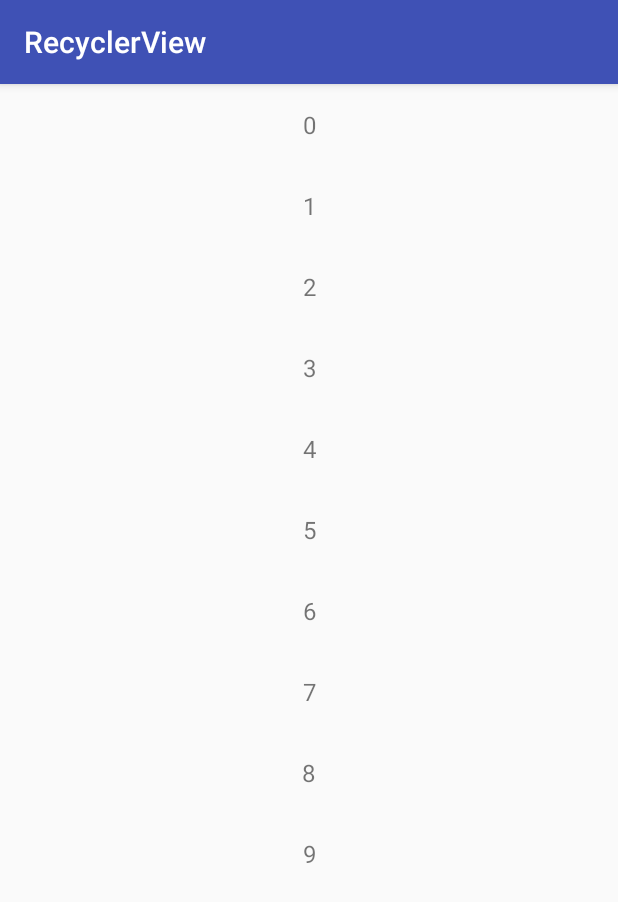
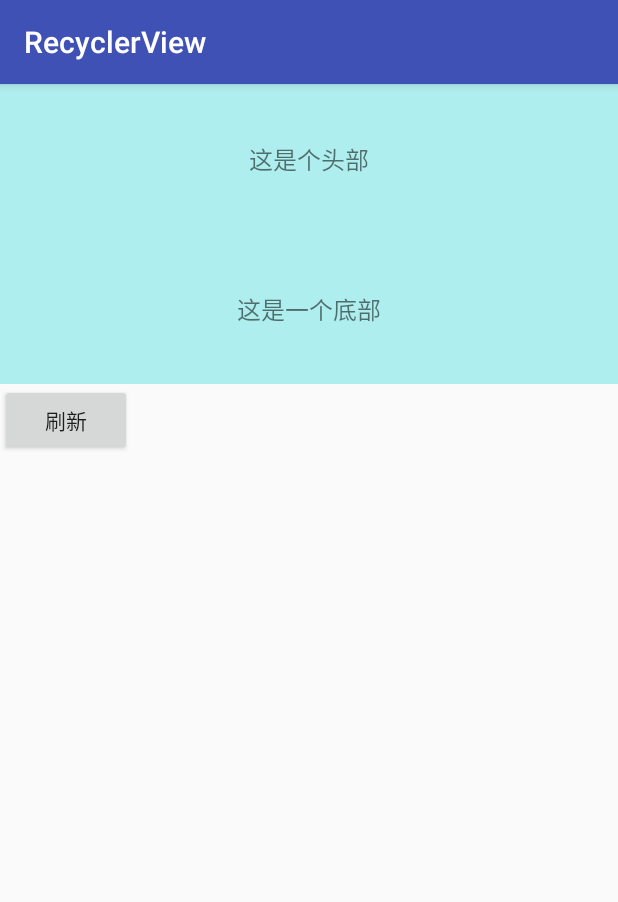
Before and after one commit to 2211785113/BaseRecvAdapter, an Android app: the PageLoad screen opened directly, with no data from a screen before it, on a phone screen of 412 x 824 dp. Shown: the top 902 px of the screen. Run offline under Robolectric (Android 15) with nearby library versions, the phone set to English and light mode, and no system bars.

Commit message:
change：pageload makeup

```diff
--- a/app/src/main/java/com/example/ruru/Fragment/AFragment.java
+++ b/app/src/main/java/com/example/ruru/Fragment/AFragment.java
@@ -18,6 +18,7 @@ import static com.example.ruru.constant.ServeConstant.PAGE_SIZE;
 import static com.example.ruru.constant.ServeConstant.TYPE_A;
 
 /**
+ * 滚动分页加载
  * A simple {@link Fragment} subclass.
  */
 public class AFragment extends Fragment {
--- a/app/src/main/java/com/example/ruru/Fragment/BFragment.java
+++ b/app/src/main/java/com/example/ruru/Fragment/BFragment.java
@@ -18,6 +18,7 @@ import static com.example.ruru.constant.ServeConstant.PAGE_SIZE;
 import static com.example.ruru.constant.ServeConstant.TYPE_B;
 
 /**
+ * 滚动分页加载
  * A simple {@link Fragment} subclass.
  */
 public class BFragment extends Fragment {
--- a/app/src/main/java/com/example/ruru/activity/EmptyItem.java
+++ b/app/src/main/java/com/example/ruru/activity/EmptyItem.java
@@ -36,7 +36,7 @@ public class EmptyItem extends AppCompatActivity {
 
             @Override
             public void bindEmptyData(BaseViewHolder holder, int position) {
-                holder.setText(R.id.tv, "没有更多内容");
+                holder.setText(R.id.tv, "没有数据了");
             }
         };
 
--- a/app/src/main/java/com/example/ruru/activity/PageLoad.java
+++ b/app/src/main/java/com/example/ruru/activity/PageLoad.java
@@ -1,29 +1,43 @@
 package com.example.ruru.activity;
 
+import android.os.Handler;
 import android.support.v7.app.AppCompatActivity;
 import android.os.Bundle;
 import android.support.v7.widget.LinearLayoutManager;
+import android.support.v7.widget.RecyclerView;
+import android.util.Log;
 import android.view.View;
+import android.widget.Button;
 import android.widget.TextView;
 
 import com.example.ruru.R;
 import com.example.ruru.base.BaseRecyclerView;
 import com.example.ruru.data.DataModel;
 import com.example.ruru.library.BaseRecvAdapter;
+import com.example.ruru.library.builder.FootBuilder;
+import com.example.ruru.library.builder.HeadBuilder;
 import com.example.ruru.library.listener.LoadDataListener;
 import com.example.ruru.library.builder.SimpleFootBuilder;
 import com.example.ruru.library.listener.LoadDataStatus;
 import com.example.ruru.library.viewholder.BaseViewHolder;
 
+import java.util.List;
+
 import static com.example.ruru.constant.ServeConstant.PAGE_SIZE;
 import static com.example.ruru.constant.ServeConstant.TYPE_A;
 
-public class PageLoad extends AppCompatActivity {
+/**
+ * 分页自动加载数据
+ */
+public class PageLoad extends AppCompatActivity implements View.OnClickListener {
 
-    private BaseRecyclerView mRecyclerView;
+    //    private BaseRecyclerView mRecyclerView;
+    private RecyclerView mRecyclerView;
     private BaseRecvAdapter<String> adapter;
+
     private int pageNum = 1;
     private int pages = 2;
+    private Button btnRefresh;
 
     @Override
     protected void onCreate(Bundle savedInstanceState) {
@@ -36,6 +50,7 @@ public class PageLoad extends AppCompatActivity {
 
     private void initView() {
         mRecyclerView = findViewById(R.id.recyclerView);
+        btnRefresh = findViewById(R.id.btn_refresh);
     }
 
     private void initData() {
@@ -44,16 +59,98 @@ public class PageLoad extends AppCompatActivity {
         adapter = new BaseRecvAdapter<String>(R.layout.item) {
             @Override
             public void bindData(BaseViewHolder holder, String s) {
+                Log.d("PageLoad", "bindData:s= " + s);
                 holder.<TextView>getView(R.id.tv).setText(s);
             }
         };
 
+        adapter.addHead(new HeadBuilder() {
+            @Override
+            public int getHeadLayoutId() {
+                return R.layout.item_foot;
+            }
 
-        adapter.setPaginationData(DataModel.getPurePageData(pageNum, PAGE_SIZE));
+            @Override
+            public void bindHeadView(BaseViewHolder holder) {
+                holder.setText(R.id.tv, "这是个头部");
+            }
+        });
+
+        adapter.addFoot(new FootBuilder() {
+            @Override
+            public int getFootLayoutId() {
+                return R.layout.item_foot_loading;
+            }
+
+            @Override
+            public void onNormal(BaseViewHolder holder) {
+                holder.getView(R.id.progressbar).setVisibility(View.GONE);
+                holder.getView(R.id.tv).setVisibility(View.VISIBLE);
+                holder.setText(R.id.tv, "这是一个底部");
+            }
+
+            @Override
+            public void onLoading(BaseViewHolder holder) {
+                holder.getView(R.id.progressbar).setVisibility(View.VISIBLE);
+                holder.getView(R.id.tv).setVisibility(View.GONE);
+            }
+
+            @Override
+            public void onLoadingFailure(BaseViewHolder holder) {
+                holder.getView(R.id.progressbar).setVisibility(View.GONE);
+                holder.getView(R.id.tv).setVisibility(View.VISIBLE);
+                holder.setText(R.id.tv, "加载失败");
+            }
+
+            @Override
+            public void onNoMoreData(BaseViewHolder holder) {
+                holder.getView(R.id.progressbar).setVisibility(View.GONE);
+                holder.getView(R.id.tv).setVisibility(View.VISIBLE);
+                holder.setText(R.id.tv, "没有更多内容");
+            }
+        });
 
         mRecyclerView.setAdapter(adapter);
 
-        mRecyclerView.initPage(pageNum, pages, adapter);
-        mRecyclerView.initListener(TYPE_A);
+        btnRefresh.setOnClickListener(this);
+
+       /* mRecyclerView.initPage(pageNum, pages, adapter);
+        mRecyclerView.initListener(TYPE_A);*/
+    }
+
+    @Override
+    public void onClick(View v) {
+        switch (v.getId()) {
+            case R.id.btn_refresh:
+                setData();
+                break;
+        }
+    }
+
+    /**
+     * //接口回调正在加载数据
+     */
+    private void setData() {
+        adapter.clearData();
+        adapter.setPaginationData(0, new LoadDataListener<String>() {
+            @Override
+            public void loadingData(final int loadPage, final LoadDataStatus<String> loadDataStatus) {
+                new Handler().postDelayed(new Runnable() {
+                    @Override
+                    public void run() {
+                        List<String> list = DataModel.getPurePageData(loadPage, PAGE_SIZE);
+                        if (list == null) {
+                            loadDataStatus.onFailure("数据加载失败");
+                        }
+                        if (list.size() == 0) {
+                            loadDataStatus.onNoMoreData();
+                        }
+                        if (list.size() > 0) {
+                            loadDataStatus.onSuccess(list);
+                        }
+                    }
+                }, 3000);
+            }
+        });
     }
 }
--- a/app/src/main/java/com/example/ruru/data/DataModel.java
+++ b/app/src/main/java/com/example/ruru/data/DataModel.java
@@ -56,7 +56,7 @@ public class DataModel {
                 }
                 break;
             case 2:
-                for (int i = pageSize; i < pageSize * 2; i++) {
+                for (int i = pageSize; i < pageSize * 2 - 5; i++) { //这里-5是为了模拟数据
                     list.add(i + "");
                 }
                 break;
--- a/app/src/main/res/layout/activity_main.xml
+++ b/app/src/main/res/layout/activity_main.xml
@@ -97,7 +97,7 @@
             android:layout_marginTop="@dimen/btn_padding"
             android:background="@color/gray"
             android:onClick="pageLoad"
-            android:text="分页加载"
+            android:text="分页自动加载数据"
             android:textSize="@dimen/btn_text_size" />
 
         <Button
@@ -106,7 +106,7 @@
             android:layout_marginTop="@dimen/btn_padding"
             android:background="@color/gray"
             android:onClick="multiPageLoad"
-            android:text="多个分页加载切换"
+            android:text="多个滚动分页加载切换"
             android:textSize="@dimen/btn_text_size" />
     </LinearLayout>
 
--- a/app/src/main/res/layout/activity_page_load.xml
+++ b/app/src/main/res/layout/activity_page_load.xml
@@ -1,14 +1,19 @@
 <?xml version="1.0" encoding="utf-8"?>
-<android.support.constraint.ConstraintLayout xmlns:android="http://schemas.android.com/apk/res/android"
-    xmlns:app="http://schemas.android.com/apk/res-auto"
+<LinearLayout xmlns:android="http://schemas.android.com/apk/res/android"
     xmlns:tools="http://schemas.android.com/tools"
     android:layout_width="match_parent"
     android:layout_height="match_parent"
+    android:orientation="vertical"
     tools:context="com.example.ruru.activity.PageLoad">
 
-    <com.example.ruru.base.BaseRecyclerView
+    <android.support.v7.widget.RecyclerView
         android:id="@+id/recyclerView"
         android:layout_width="match_parent"
-        android:layout_height="match_parent"></com.example.ruru.base.BaseRecyclerView>
+        android:layout_height="wrap_content" />
 
-</android.support.constraint.ConstraintLayout>
+    <Button
+        android:id="@+id/btn_refresh"
+        android:layout_width="wrap_content"
+        android:layout_height="wrap_content"
+        android:text="刷新" />
+</LinearLayout>
--- a/app/src/main/res/layout/item.xml
+++ b/app/src/main/res/layout/item.xml
@@ -1,15 +1,9 @@
 <?xml version="1.0" encoding="utf-8"?>
-<LinearLayout xmlns:android="http://schemas.android.com/apk/res/android"
+<TextView xmlns:android="http://schemas.android.com/apk/res/android"
+    android:id="@+id/tv"
     android:layout_width="match_parent"
-    android:layout_height="wrap_content"
-    android:padding="@dimen/btn_padding">
-
-    <TextView
-        android:id="@+id/tv"
-        android:layout_width="match_parent"
-        android:layout_height="wrap_content"
-        android:gravity="center"
-        android:text="你好"
-        android:textSize="@dimen/item_text_size" />
-
-</LinearLayout>
+    android:layout_height="@dimen/btn_height"
+    android:gravity="center"
+    android:padding="@dimen/btn_padding"
+    android:text="你好"
+    android:textSize="@dimen/item_text_size" />
--- a/app/src/main/res/layout/item_foot_loading.xml
+++ b/app/src/main/res/layout/item_foot_loading.xml
@@ -3,22 +3,22 @@
     android:id="@+id/item_foot_loading"
     android:layout_width="match_parent"
     android:layout_height="@dimen/head_height"
+    android:gravity="center"
+    android:background="@color/headGray"
     android:orientation="vertical">
 
     <ProgressBar
         android:id="@+id/progressbar"
         android:layout_width="@dimen/refresh_height"
         android:layout_height="@dimen/refresh_height"
-        android:layout_gravity="center_horizontal"
-        android:layout_marginTop="@dimen/btn_padding" />
+        android:visibility="gone" />
 
     <TextView
-        android:id="@+id/tv_loading"
+        android:id="@+id/tv"
         android:layout_width="wrap_content"
         android:layout_height="wrap_content"
-        android:layout_gravity="center_horizontal"
-        android:layout_marginTop="@dimen/btn_padding"
         android:text="isloading..."
-        android:textSize="@dimen/item_text_size" />
+        android:textSize="@dimen/item_text_size"
+        android:visibility="gone" />
 
 </LinearLayout>
--- a/library/src/main/java/com/example/ruru/library/adapter/BaseAdapter.java
+++ b/library/src/main/java/com/example/ruru/library/adapter/BaseAdapter.java
@@ -25,7 +25,7 @@ public abstract class BaseAdapter extends RecyclerView.Adapter<BaseViewHolder> {
     /**
      * 分页加载开始的页数
      */
-    protected int startPage;
+    protected int loadPage;
 
     /**
      * 分类item的数量：即每sortCount个普通item上加一个sortHeadItem
@@ -89,6 +89,21 @@ public abstract class BaseAdapter extends RecyclerView.Adapter<BaseViewHolder> {
     protected static final int TYPE_SORT_HEAD = 1004;
 
     /**
+     * 分页加载数据：正在加载
+     */
+    protected static final int LOADING = 2001;
+
+    /**
+     * 分页加载数据：加载失败
+     */
+    protected static final int LOADING_FAILURE = 2002;
+
+    /**
+     * 分页加载数据：没有数据
+     */
+    protected static final int LOADING_NOMORE = 2003;
+
+    /**
      * 判断是否是多级列表
      *
      * @return
@@ -142,5 +157,12 @@ public abstract class BaseAdapter extends RecyclerView.Adapter<BaseViewHolder> {
         return sortHeadBuilder != null;
     }
 
-
+    /**
+     * 分页加载底部未加载异常
+     */
+    public static class FootBuilderNotLoadedException extends RuntimeException {
+        public FootBuilderNotLoadedException() {
+            super("The FootBuilder is not loaded");
+        }
+    }
 }
--- a/library/src/main/java/com/example/ruru/library/listener/LoadDataListener.java
+++ b/library/src/main/java/com/example/ruru/library/listener/LoadDataListener.java
@@ -1,11 +1,11 @@
 package com.example.ruru.library.listener;
 
 /**
- * 分页加载数据监听器
+ * 加载数据监听器
  */
 public interface LoadDataListener<T> {
     /**
-     * 加载数据：从服务器或者本地获取数据
+     * 加载数据
      */
-    void loadingData(int loadPage, LoadDataStatus loadDataStatus);
+    void loadingData(int loadPage, LoadDataStatus<T> loadDataStatus);
 }
--- a/library/src/main/java/com/example/ruru/library/listener/LoadDataStatus.java
+++ b/library/src/main/java/com/example/ruru/library/listener/LoadDataStatus.java
@@ -3,7 +3,7 @@ package com.example.ruru.library.listener;
 import java.util.List;
 
 /**
- * 加载数据监听器
+ * 加载数据状态监听器
  */
 public interface LoadDataStatus<T> {
 
```
Also changed, not shown: library/src/main/java/com/example/ruru/library/BaseRecvAdapter.java (+109 -3 lines), 4 other files.
